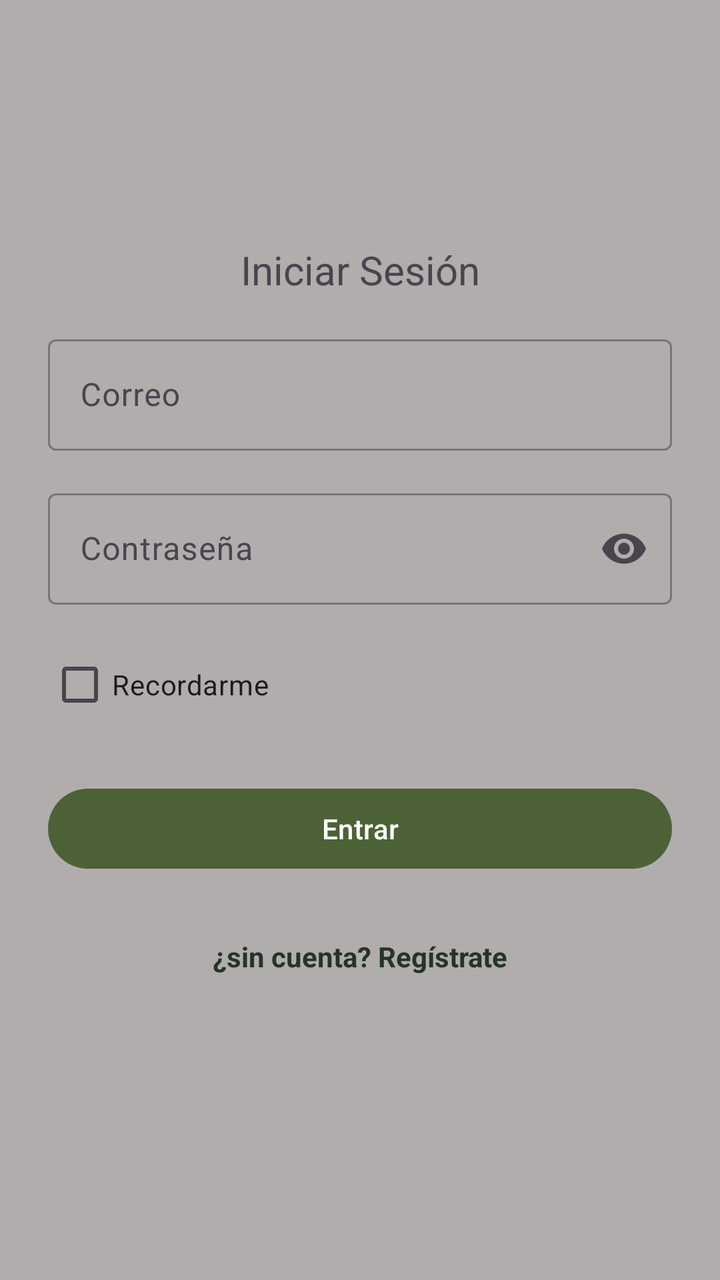
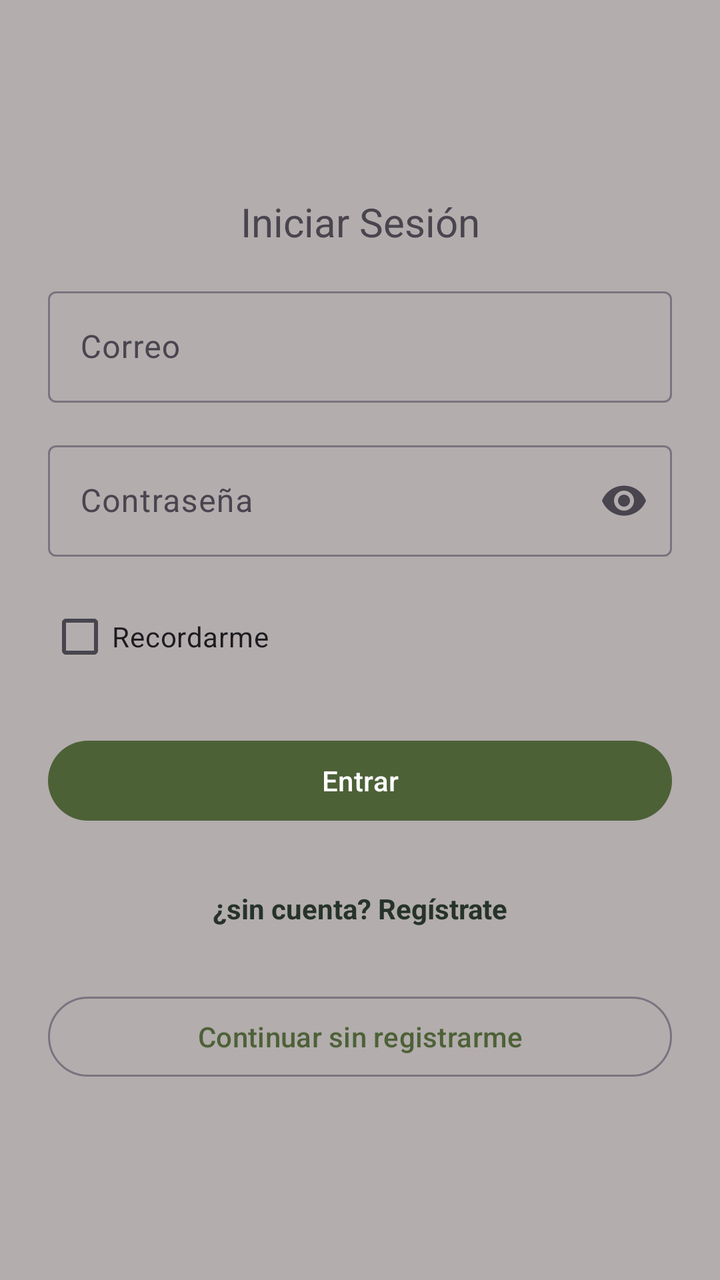

Two renders of the same Android screen: before a commit and after it. Below are the layout's source before the change and the commit's diff.
<!-- AndroidManifest.xml: application theme Theme.MyApplication -->
<!-- res/layout/activity_login.xml -->
<?xml version="1.0" encoding="utf-8"?>
<LinearLayout xmlns:android="http://schemas.android.com/apk/res/android"
    xmlns:app="http://schemas.android.com/apk/res-auto"
    xmlns:tools="http://schemas.android.com/tools"
    android:id="@+id/main"
    android:layout_width="match_parent"
    android:layout_height="match_parent"
    android:gravity="center_vertical"
    android:orientation="vertical"
    android:padding="24dp"
    tools:context=".LoginActivity">


    <TextView
        android:layout_width="match_parent"
        android:layout_height="wrap_content"
        android:layout_marginBottom="16dp"
        android:gravity="center"
        android:text="@string/login_title"
        android:textSize="20sp"></TextView>

    <com.google.android.material.textfield.TextInputLayout
        android:layout_width="match_parent"
        android:layout_height="wrap_content"
        android:layout_marginBottom="16dp"
        android:hint="@string/email_hint">

        <com.google.android.material.textfield.TextInputEditText
            android:layout_width="match_parent"
            android:layout_height="wrap_content"
            android:inputType="textEmailAddress"></com.google.android.material.textfield.TextInputEditText>


    </com.google.android.material.textfield.TextInputLayout>

    <com.google.android.material.textfield.TextInputLayout
        android:layout_width="match_parent"
        android:layout_height="wrap_content"
        android:layout_marginBottom="16dp"
        android:hint="@string/password_hint"
        app:endIconMode="password_toggle">

        <com.google.android.material.textfield.TextInputEditText
            android:layout_width="match_parent"
            android:layout_height="wrap_content"
            android:inputType="textPassword"></com.google.android.material.textfield.TextInputEditText>

    </com.google.android.material.textfield.TextInputLayout>

    <CheckBox
        android:layout_width="wrap_content"
        android:layout_height="wrap_content"
        android:layout_marginBottom="24dp"
        android:text="@string/remember_me" />

    <Button
        android:layout_width="match_parent"
        android:layout_height="wrap_content"
        android:text="@string/login_button"
        android:layout_marginBottom="16dp"/>

    <TextView
        android:layout_width="match_parent"
        android:layout_height="wrap_content"
        android:text="@string/register_link"
        android:gravity="center"
        android:textColor="@color/text"
        android:textStyle="bold"
        android:minHeight="48dp"
        android:layout_marginBottom="16dp"/>


</LinearLayout>
<!-- resources referenced by this layout -->
<resources>
  <color name="text">#26332B</color>
  <string name="email_hint">Correo</string>
  <string name="login_button">Entrar</string>
  <string name="login_title">Iniciar Sesión</string>
  <string name="password_hint">Contraseña</string>
  <string name="register_link">¿sin cuenta? Regístrate</string>
  <string name="remember_me">Recordarme</string>
  <style name="Theme.MyApplication" parent="Base.Theme.MyApplication" />
  <style name="Base.Theme.MyApplication" parent="Theme.Material3.DayNight.NoActionBar">
          <item name="colorPrimary">@color/main_color</item>
          <item name="colorOnPrimary">@color/white</item>
          <item name="colorSecondary">@color/secondary_color</item>
          <item name="colorOnSecondary">@color/black</item>
          <item name="android:colorBackground">@color/background_color</item>
          <item name="colorOnBackground">@color/text</item>
      </style>
  <color name="main_color">#4D6137</color>
  <color name="white">#FFFFFFFF</color>
  <color name="secondary_color">#83A46D</color>
  <color name="black">#FF000000</color>
  <color name="background_color">#B1ADAD</color>
</resources>

<!-- the commit's change to res/layout/activity_login.xml (unified diff, before → after) -->
@@ -69,5 +69,11 @@
         android:minHeight="48dp"
         android:layout_marginBottom="16dp"/>
 
+    <Button
+        android:layout_width="match_parent"
+        android:layout_height="wrap_content"
+        android:text="@string/guest_continue"
+        style="@style/Widget.Material3.Button.OutlinedButton"/>
+
 
 </LinearLayout>
<!-- resource entries referenced after the edit -->
@@ -2,6 +2,7 @@
 <resources>
   <color name="text">#26332B</color>
   <string name="email_hint">Correo</string>
+  <string name="guest_continue">Continuar sin registrarme</string>
   <string name="login_button">Entrar</string>
   <string name="login_title">Iniciar Sesión</string>
   <string name="password_hint">Contraseña</string>
@@ -20,6 +21,6 @@
   <color name="white">#FFFFFFFF</color>
   <color name="secondary_color">#83A46D</color>
   <color name="black">#FF000000</color>
-  <color name="background_color">#B1ADAD</color>
+  <color name="background_color">#B3ADAD</color>
 </resources>
 
